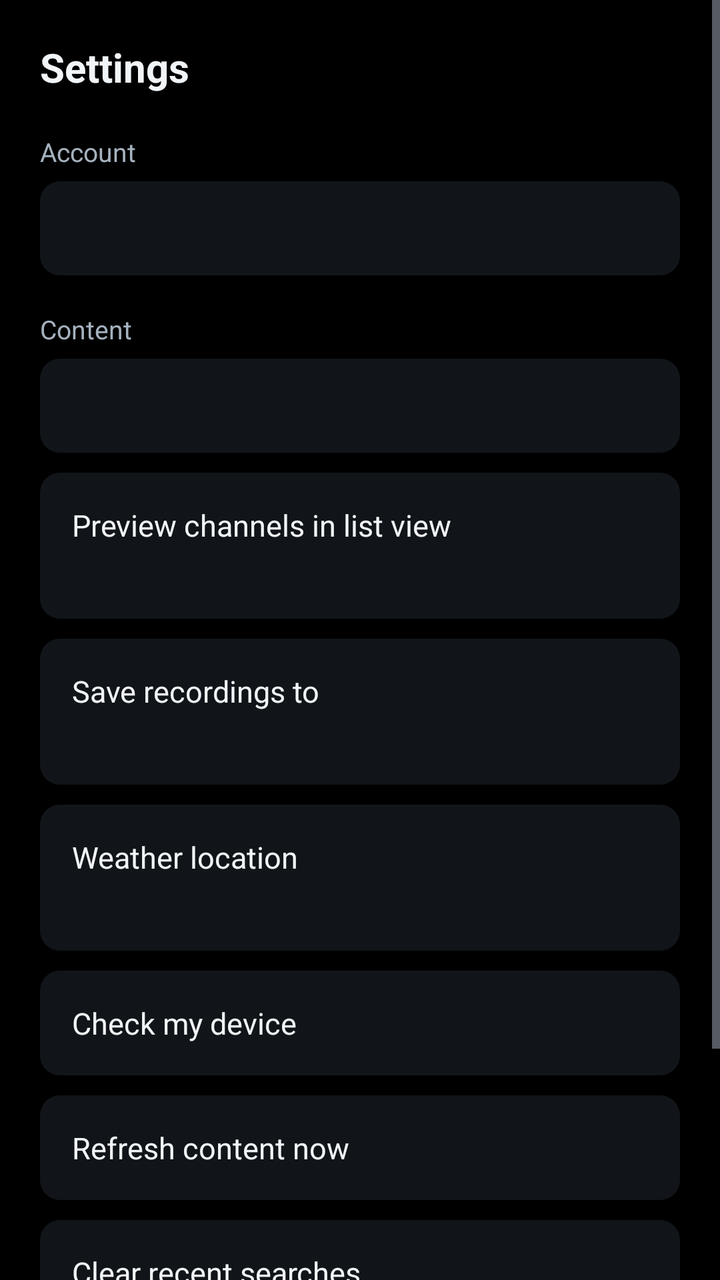
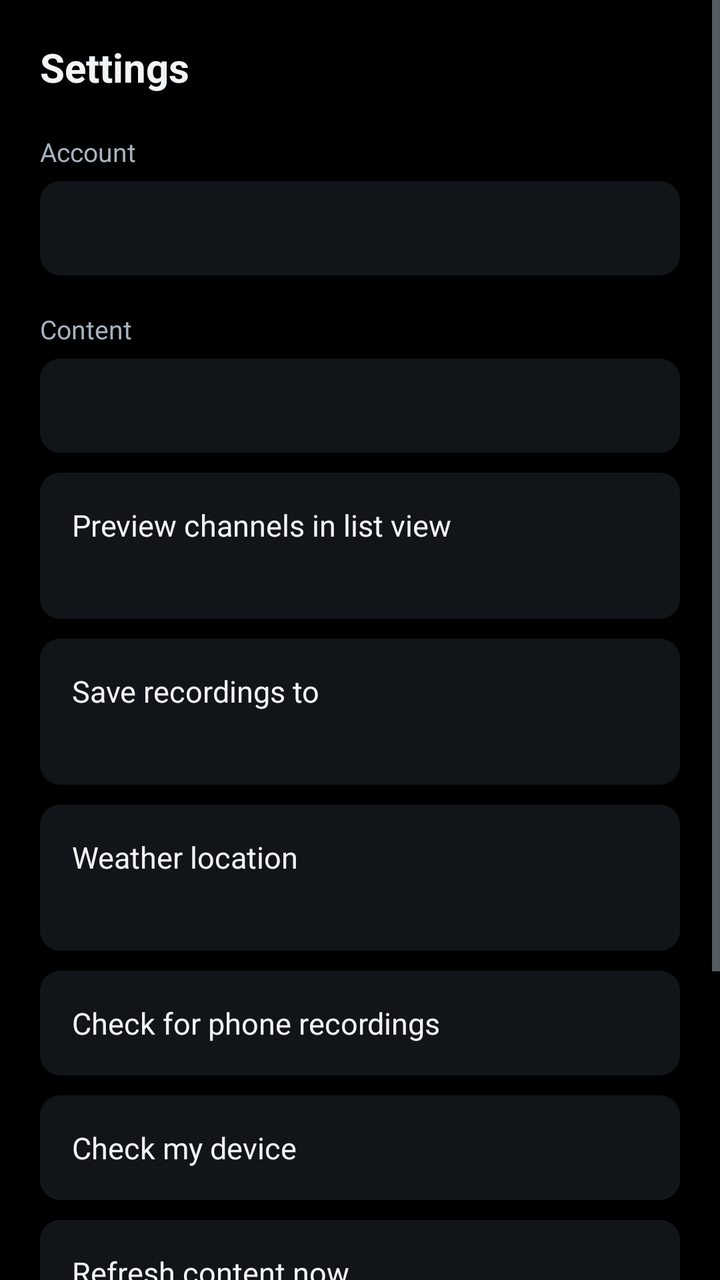

An Android layout rendered at two revisions. The XML below is the earlier revision; the diff shows what the commit changed to produce the second picture.
<!-- AndroidManifest.xml: application theme AppTheme -->
<!-- res/layout/activity_settings.xml -->
<?xml version="1.0" encoding="utf-8"?>
<ScrollView xmlns:android="http://schemas.android.com/apk/res/android"
    android:layout_width="match_parent"
    android:layout_height="match_parent"
    android:background="@color/bg_base"
    android:fillViewport="true">

    <LinearLayout
        android:layout_width="match_parent"
        android:layout_height="wrap_content"
        android:orientation="vertical"
        android:padding="20dp">

        <TextView
            android:layout_width="wrap_content"
            android:layout_height="wrap_content"
            android:text="@string/settings"
            android:textColor="@color/text_primary"
            android:textSize="20sp"
            android:textStyle="bold" />

        <TextView
            android:layout_width="wrap_content"
            android:layout_height="wrap_content"
            android:layout_marginTop="20dp"
            android:text="@string/account"
            android:textColor="@color/text_secondary"
            android:textSize="13sp" />

        <TextView
            android:id="@+id/accountSummary"
            android:layout_width="match_parent"
            android:layout_height="wrap_content"
            android:layout_marginTop="6dp"
            android:background="@drawable/bg_row"
            android:lineSpacingExtra="4dp"
            android:padding="14dp"
            android:textColor="@color/text_primary"
            android:textSize="14sp" />

        <TextView
            android:layout_width="wrap_content"
            android:layout_height="wrap_content"
            android:layout_marginTop="18dp"
            android:text="@string/content"
            android:textColor="@color/text_secondary"
            android:textSize="13sp" />

        <TextView
            android:id="@+id/catalogueSummary"
            android:layout_width="match_parent"
            android:layout_height="wrap_content"
            android:layout_marginTop="6dp"
            android:background="@drawable/bg_row"
            android:padding="14dp"
            android:textColor="@color/text_primary"
            android:textSize="14sp" />

        <LinearLayout
            android:id="@+id/previewRow"
            android:layout_width="match_parent"
            android:layout_height="wrap_content"
            android:layout_marginTop="10dp"
            android:background="@drawable/bg_row"
            android:clickable="true"
            android:focusable="true"
            android:orientation="vertical"
            android:padding="16dp">

            <TextView
                android:layout_width="match_parent"
                android:layout_height="wrap_content"
                android:text="@string/channel_preview"
                android:textColor="@color/text_primary"
                android:textSize="15sp" />

            <TextView
                android:id="@+id/previewState"
                android:layout_width="match_parent"
                android:layout_height="wrap_content"
                android:layout_marginTop="3dp"
                android:textColor="@color/text_secondary"
                android:textSize="13sp" />
        </LinearLayout>

        
        <LinearLayout
            android:id="@+id/storageRow"
            android:layout_width="match_parent"
            android:layout_height="wrap_content"
            android:layout_marginTop="10dp"
            android:background="@drawable/bg_row"
            android:clickable="true"
            android:focusable="true"
            android:orientation="vertical"
            android:padding="16dp">

            <TextView
                android:layout_width="match_parent"
                android:layout_height="wrap_content"
                android:text="@string/recording_storage_row"
                android:textColor="@color/text_primary"
                android:textSize="15sp" />

            <TextView
                android:id="@+id/storageState"
                android:layout_width="match_parent"
                android:layout_height="wrap_content"
                android:layout_marginTop="3dp"
                android:textColor="@color/text_secondary"
                android:textSize="13sp" />
        </LinearLayout>

        <LinearLayout
            android:id="@+id/weatherRow"
            android:layout_width="match_parent"
            android:layout_height="wrap_content"
            android:layout_marginTop="10dp"
            android:background="@drawable/bg_row"
            android:clickable="true"
            android:focusable="true"
            android:orientation="vertical"
            android:padding="16dp">

            <TextView
                android:layout_width="match_parent"
                android:layout_height="wrap_content"
                android:text="@string/weather_town_row"
                android:textColor="@color/text_primary"
                android:textSize="15sp" />

            <TextView
                android:id="@+id/weatherState"
                android:layout_width="match_parent"
                android:layout_height="wrap_content"
                android:layout_marginTop="3dp"
                android:textColor="@color/text_secondary"
                android:textSize="13sp" />
        </LinearLayout>

        <TextView
            android:id="@+id/checkRow"
            android:layout_width="match_parent"
            android:layout_height="wrap_content"
            android:layout_marginTop="10dp"
            android:background="@drawable/bg_row"
            android:clickable="true"
            android:focusable="true"
            android:padding="16dp"
            android:text="@string/check_device"
            android:textColor="@color/text_primary"
            android:textSize="15sp" />

        <TextView
            android:id="@+id/refreshRow"
            android:layout_width="match_parent"
            android:layout_height="wrap_content"
            android:layout_marginTop="10dp"
            android:background="@drawable/bg_row"
            android:clickable="true"
            android:focusable="true"
            android:padding="16dp"
            android:text="@string/refresh_content"
            android:textColor="@color/text_primary"
            android:textSize="15sp" />

        <TextView
            android:id="@+id/clearSearchRow"
            android:layout_width="match_parent"
            android:layout_height="wrap_content"
            android:layout_marginTop="10dp"
            android:background="@drawable/bg_row"
            android:clickable="true"
            android:focusable="true"
            android:padding="16dp"
            android:text="@string/clear_searches"
            android:textColor="@color/text_primary"
            android:textSize="15sp" />

        <TextView
            android:id="@+id/errorRow"
            android:layout_width="match_parent"
            android:layout_height="wrap_content"
            android:layout_marginTop="10dp"
            android:background="@drawable/bg_row"
            android:clickable="true"
            android:focusable="true"
            android:padding="16dp"
            android:text="@string/last_error"
            android:textColor="@color/text_primary"
            android:textSize="15sp"
            android:visibility="gone" />

        <TextView
            android:id="@+id/signOutRow"
            android:layout_width="match_parent"
            android:layout_height="wrap_content"
            android:layout_marginTop="10dp"
            android:background="@drawable/bg_row"
            android:clickable="true"
            android:focusable="true"
            android:padding="16dp"
            android:text="@string/sign_out"
            android:textColor="@color/text_primary"
            android:textSize="15sp" />

        <TextView
            android:id="@+id/versionLabel"
            android:layout_width="match_parent"
            android:layout_height="wrap_content"
            android:layout_marginTop="20dp"
            android:gravity="center"
            android:textColor="@color/text_secondary"
            android:textSize="12sp" />
    </LinearLayout>
</ScrollView>
<!-- resources referenced by this layout -->
<resources>
  <color name="bg_base">#FF000000</color>
  <color name="text_primary">#FFF2F5F8</color>
  <color name="text_secondary">#FFA6B2BF</color>
  <!-- drawable bg_row (drawable) -->
  <?xml version="1.0" encoding="utf-8"?>
  <selector xmlns:android="http://schemas.android.com/apk/res/android">
      <item android:state_focused="true">
          <shape android:shape="rectangle">
              <solid android:color="@color/focus_fill" />
              <corners android:radius="10dp" />
          </shape>
      </item>
      <item android:state_pressed="true">
          <shape android:shape="rectangle">
              <solid android:color="@color/focus_fill" />
              <corners android:radius="10dp" />
          </shape>
      </item>
      <item>
          <shape android:shape="rectangle">
              <solid android:color="@color/bg_surface" />
              <corners android:radius="10dp" />
          </shape>
      </item>
  </selector>
  <string name="account">Account</string>
  <string name="channel_preview">Preview channels in list view</string>
  <string name="check_device">Check my device</string>
  <string name="clear_searches">Clear recent searches</string>
  <string name="content">Content</string>
  <string name="last_error">View last error report</string>
  <string name="recording_storage_row">Save recordings to</string>
  <string name="refresh_content">Refresh content now</string>
  <string name="settings">Settings</string>
  <string name="sign_out">Sign out</string>
  <string name="weather_town_row">Weather location</string>
  <style name="AppTheme" parent="Theme.Material3.Dark.NoActionBar">
          <item name="colorPrimary">@color/brand_primary</item>
          <item name="colorPrimaryDark">@color/brand_primary_dark</item>
          <item name="colorSecondary">@color/brand_accent</item>
          <item name="android:windowBackground">@color/bg_base</item>
          <item name="android:statusBarColor">@color/bg_base</item>
          <item name="android:navigationBarColor">@color/bg_base</item>
          <item name="android:textColorPrimary">@color/text_primary</item>
          <item name="android:textColorSecondary">@color/text_secondary</item>
          
          <item name="alertDialogTheme">@style/JohnnyDialog</item>
      </style>
  <color name="focus_fill">#FF2E7DF7</color>
  <color name="bg_surface">#FF111519</color>
  <color name="brand_primary">#FF2E7DF7</color>
  <color name="brand_primary_dark">#FF1B4FA8</color>
  <color name="brand_accent">#FF32D6A0</color>
  <style name="JohnnyDialog" parent="ThemeOverlay.AppCompat.Dialog.Alert">
          <item name="android:background">@color/bg_surface</item>
          <item name="android:textColor">@color/text_primary</item>
          <item name="android:textColorPrimary">@color/text_primary</item>
          <item name="android:textColorSecondary">@color/text_secondary</item>
          <item name="colorAccent">@color/brand_primary</item>
      </style>
</resources>

<!-- the commit's change to res/layout/activity_settings.xml (unified diff, before → after) -->
@@ -139,6 +139,19 @@
         </LinearLayout>
 
         <TextView
+            android:id="@+id/phoneRow"
+            android:layout_width="match_parent"
+            android:layout_height="wrap_content"
+            android:layout_marginTop="10dp"
+            android:background="@drawable/bg_row"
+            android:clickable="true"
+            android:focusable="true"
+            android:padding="16dp"
+            android:text="@string/phone_recordings"
+            android:textColor="@color/text_primary"
+            android:textSize="15sp" />
+
+        <TextView
             android:id="@+id/checkRow"
             android:layout_width="match_parent"
             android:layout_height="wrap_content"
<!-- resource entries referenced after the edit -->
@@ -31,6 +31,7 @@
   <string name="clear_searches">Clear recent searches</string>
   <string name="content">Content</string>
   <string name="last_error">View last error report</string>
+  <string name="phone_recordings">Check for phone recordings</string>
   <string name="recording_storage_row">Save recordings to</string>
   <string name="refresh_content">Refresh content now</string>
   <string name="settings">Settings</string>
